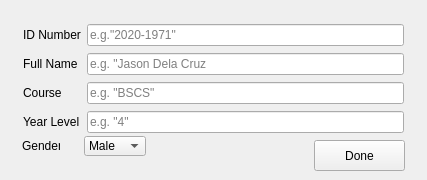
Qt form editwindow.ui (uvwbermudo/SIS-Project) before a commit.
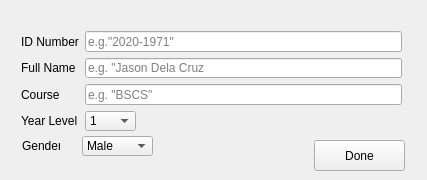
The same form after that commit.

```diff
--- a/editwindow.ui
+++ b/editwindow.ui
@@ -47,9 +47,9 @@
    <widget class="QComboBox" name="genderField">
     <property name="geometry">
      <rect>
-      <x>84</x>
+      <x>82</x>
       <y>136</y>
-      <width>62</width>
+      <width>71</width>
       <height>20</height>
      </rect>
     </property>
@@ -82,13 +82,13 @@
      <string>Done</string>
     </property>
    </widget>
-   <widget class="QWidget" name="layoutWidget">
+   <widget class="QWidget" name="">
     <property name="geometry">
      <rect>
-      <x>23</x>
-      <y>23</y>
+      <x>21</x>
+      <y>31</y>
       <width>381</width>
-      <height>112</height>
+      <height>100</height>
      </rect>
     </property>
     <layout class="QGridLayout" name="gridLayout">
@@ -142,10 +142,44 @@
       </widget>
      </item>
      <item row="3" column="1">
-      <widget class="QLineEdit" name="yearField">
-       <property name="placeholderText">
-        <string>e.g. &quot;4&quot;</string>
+      <widget class="QComboBox" name="yearField">
+       <property name="minimumSize">
+        <size>
+         <width>51</width>
+         <height>0</height>
+        </size>
        </property>
+       <property name="maximumSize">
+        <size>
+         <width>51</width>
+         <height>16777215</height>
+        </size>
+       </property>
+       <item>
+        <property name="text">
+         <string>1</string>
+        </property>
+       </item>
+       <item>
+        <property name="text">
+         <string>2</string>
+        </property>
+       </item>
+       <item>
+        <property name="text">
+         <string>3</string>
+        </property>
+       </item>
+       <item>
+        <property name="text">
+         <string>4</string>
+        </property>
+       </item>
+       <item>
+        <property name="text">
+         <string>5</string>
+        </property>
+       </item>
       </widget>
      </item>
     </layout>
```
Left out of the diff: 1 changed line with no effect on the pictures.
